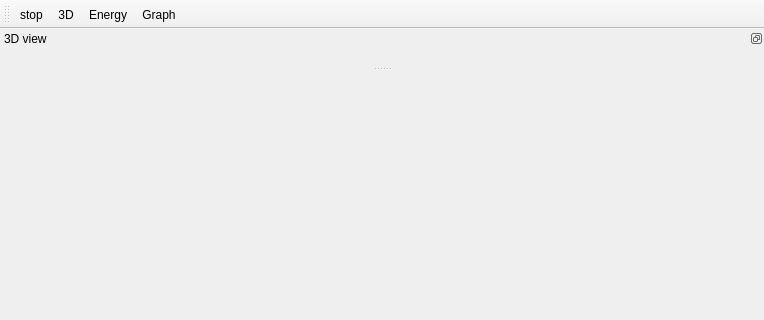
Qt form pygmin/gui/ui/connect_run_ui.ui (pele-python/pele) before a commit; both pictures show x 0 to 764 and y 0 to 320 of the 764 by 829 pixel window.
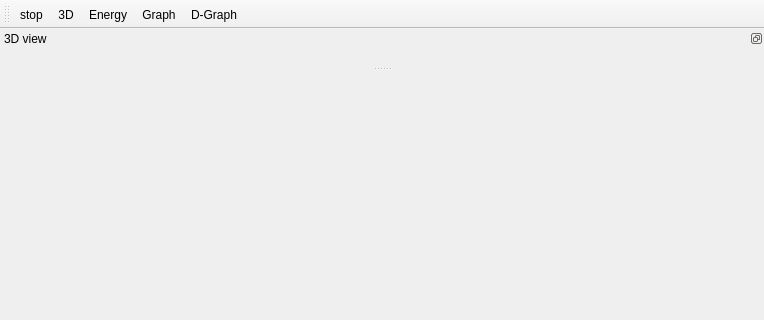
The same form after that commit. Icons and pictures are not drawn. Custom widgets are drawn as their Qt base class.

Commit message: add updating disconnectivity graph to connect_all dialog

What changed in the file:
```diff
--- a/pygmin/gui/ui/connect_run_ui.ui
+++ b/pygmin/gui/ui/connect_run_ui.ui
@@ -127,6 +127,7 @@
    <addaction name="action3D"/>
    <addaction name="actionEnergy"/>
    <addaction name="actionGraph"/>
+   <addaction name="actionD_Graph"/>
   </widget>
   <action name="actionEnergy">
    <property name="checkable">
@@ -177,6 +178,17 @@
     <string>stop</string>
    </property>
   </action>
+  <action name="actionD_Graph">
+   <property name="checkable">
+    <bool>true</bool>
+   </property>
+   <property name="text">
+    <string>D-Graph</string>
+   </property>
+   <property name="toolTip">
+    <string>disconnectivity graph</string>
+   </property>
+  </action>
  </widget>
  <customwidgets>
   <customwidget>
```
The commit also changes 5 other files.
